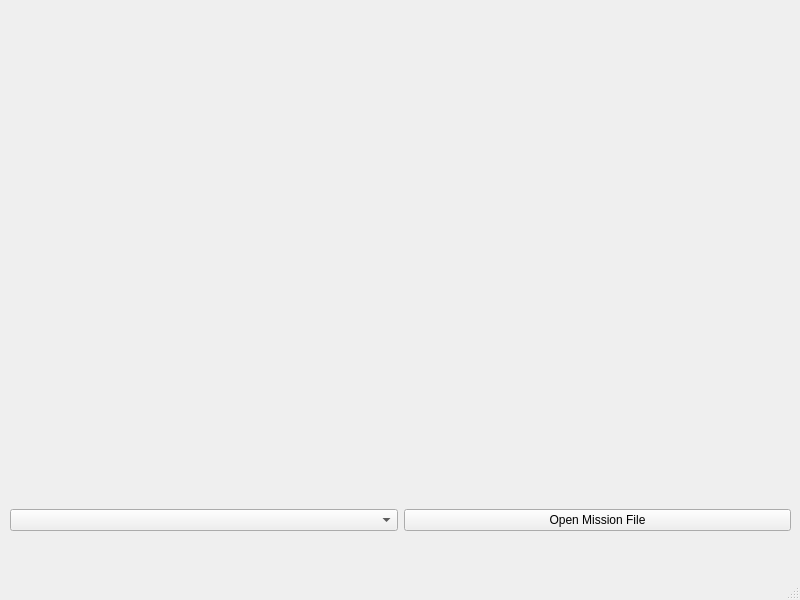
This is src/esmb/mainwindow.ui in shitwolfymakes/Endless-Sky-Mission-Builder as Qt 5 draws it before an edit. The edited form follows.
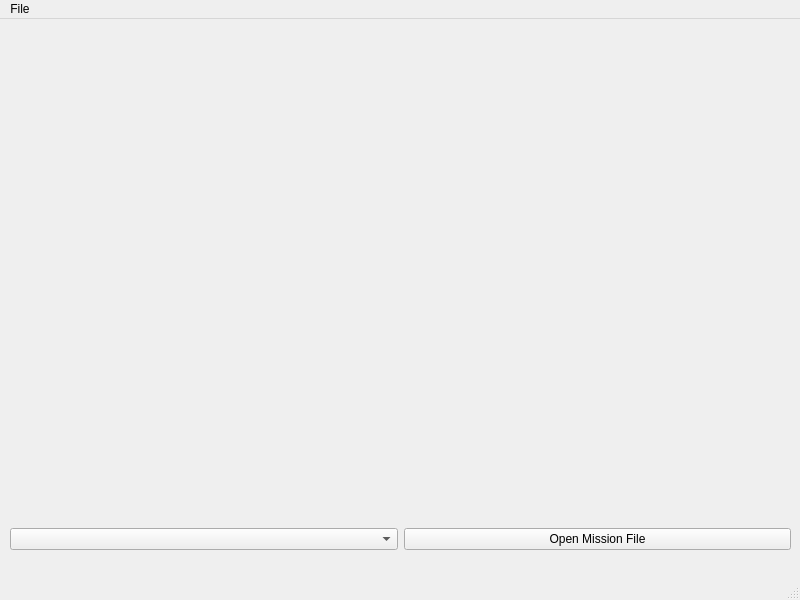
This is the edited form.

What changed in the file:
```diff
--- a/src/esmb/mainwindow.ui
+++ b/src/esmb/mainwindow.ui
@@ -68,6 +68,14 @@
      <height>25</height>
     </rect>
    </property>
+   <widget class="QMenu" name="menuFile">
+    <property name="title">
+     <string>File</string>
+    </property>
+    <addaction name="actionOpen"/>
+    <addaction name="actionQuit"/>
+   </widget>
+   <addaction name="menuFile"/>
   </widget>
   <widget class="QStatusBar" name="statusbar"/>
  </widget>
```
Left out of the diff: 10 changed lines with no effect on the pictures.
